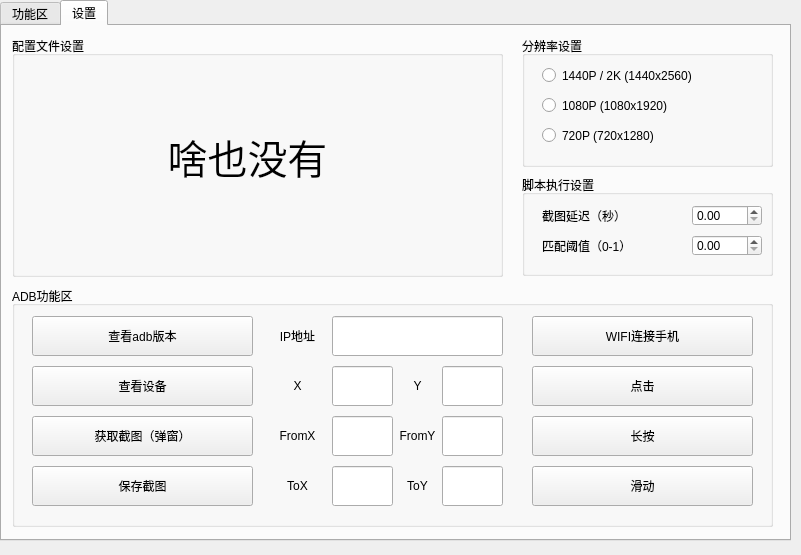
First picture: the form in main_gui.ui, repository oscarcx123/afk-arena-tools, before the edit.
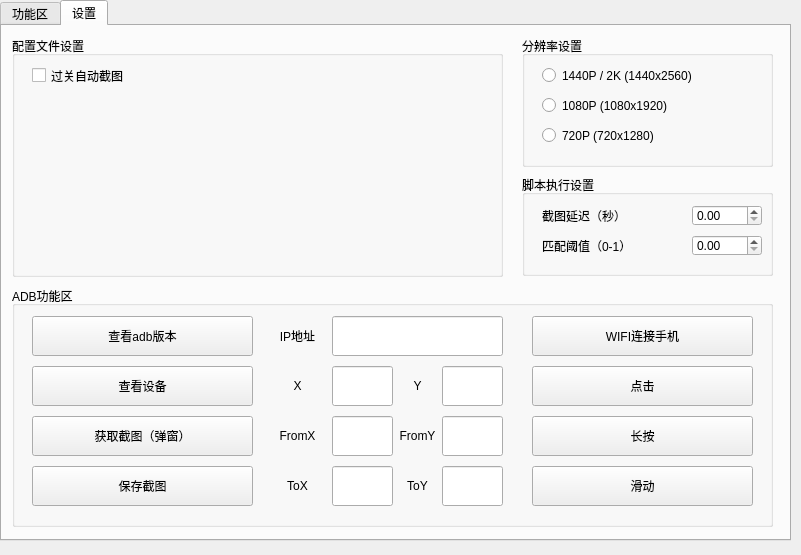
Second picture: the form after the edit. The open tabs and pages were chosen to show the change.

```diff
--- a/main_gui.ui
+++ b/main_gui.ui
@@ -434,25 +434,17 @@
       <property name="title">
        <string>配置文件设置</string>
       </property>
-      <widget class="QLabel" name="label">
+      <widget class="QCheckBox" name="checkBox_14">
        <property name="geometry">
         <rect>
-         <x>50</x>
-         <y>60</y>
-         <width>371</width>
-         <height>121</height>
+         <x>20</x>
+         <y>30</y>
+         <width>201</width>
+         <height>19</height>
         </rect>
        </property>
-       <property name="font">
-        <font>
-         <pointsize>30</pointsize>
-        </font>
-       </property>
        <property name="text">
-        <string>啥也没有</string>
-       </property>
-       <property name="alignment">
-        <set>Qt::AlignCenter</set>
+        <string>过关自动截图</string>
        </property>
       </widget>
      </widget>
```
Left out of the diff: 2 changed lines with no effect on the pictures.
